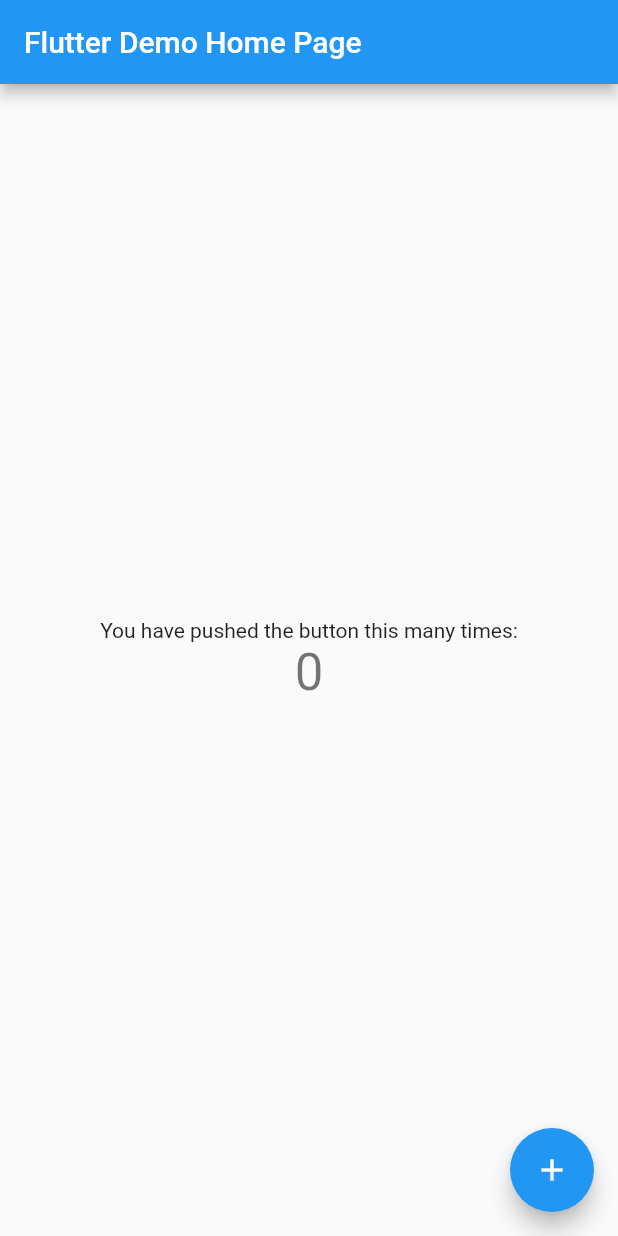
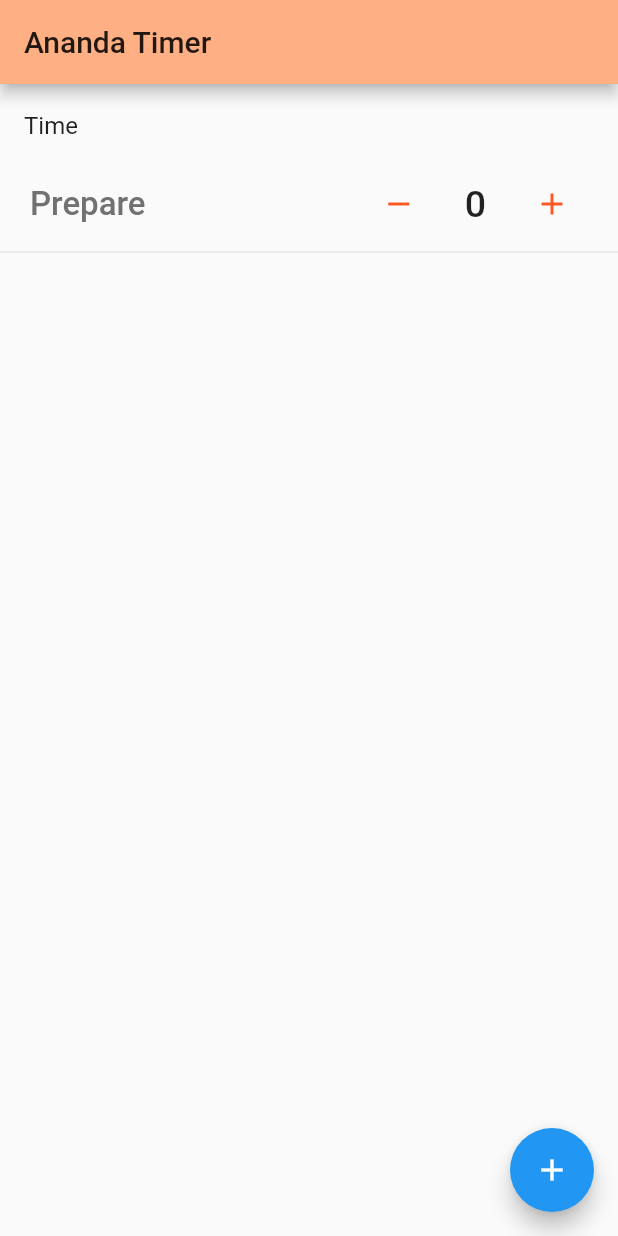
Before and after one commit to gonzen2310/Ananda, a Flutter app: the screen it shows after launch, on a phone screen of 412 x 824 dp. Run offline on Flutter 3.47's test engine with Material 2 defaults, Android fonts, the phone set to English and light mode, and no system bars.

Commit message:
Create list tile

```diff
--- a/ananda_app/lib/main.dart
+++ b/ananda_app/lib/main.dart
@@ -9,32 +9,16 @@
     return new MaterialApp(
       title: 'Flutter Demo',
       theme: new ThemeData(
-        // This is the theme of your application.
-        //
-        // Try running your application with "flutter run". You'll see the
-        // application has a blue toolbar. Then, without quitting the app, try
-        // changing the primarySwatch below to Colors.green and then invoke
-        // "hot reload" (press "r" in the console where you ran "flutter run",
-        // or press Run > Flutter Hot Reload in IntelliJ). Notice that the
-        // counter didn't reset back to zero; the application is not restarted.
-        primarySwatch: Colors.blue,
+        primaryColor: Color.fromRGBO(254, 175, 131, 1.0),
+        primaryColorDark: Color.fromRGBO(246, 126,59, 0.8),
       ),
-      home: new MyHomePage(title: 'Flutter Demo Home Page'),
+      home: new MyHomePage(title: 'Ananda Timer'),
     );
   }
 }
 
 class MyHomePage extends StatefulWidget {
   MyHomePage({Key key, this.title}) : super(key: key);
-
-  // This widget is the home page of your application. It is stateful, meaning
-  // that it has a State object (defined below) that contains fields that affect
-  // how it looks.
-
-  // This class is the configuration for the state. It holds the values (in this
-  // case the title) provided by the parent (in this case the App widget) and
-  // used by the build method of the State. Fields in a Widget subclass are
-  // always marked "final".
 
   final String title;
 
@@ -47,60 +31,94 @@
 
   void _incrementCounter() {
     setState(() {
-      // This call to setState tells the Flutter framework that something has
-      // changed in this State, which causes it to rerun the build method below
-      // so that the display can reflect the updated values. If we changed
-      // _counter without calling setState(), then the build method would not be
-      // called again, and so nothing would appear to happen.
       _counter++;
     });
   }
 
+  void _substractCounter() {
+    setState(() {
+      _counter--;
+    });
+    if (_counter < 0) {
+      setState(() {
+        _counter = 0;
+      });
+    }
+  }
+
   @override
   Widget build(BuildContext context) {
-    // This method is rerun every time setState is called, for instance as done
-    // by the _incrementCounter method above.
-    //
-    // The Flutter framework has been optimized to make rerunning build methods
-    // fast, so that you can just rebuild anything that needs updating rather
-    // than having to individually change instances of widgets.
+
     return new Scaffold(
       appBar: new AppBar(
         // Here we take the value from the MyHomePage object that was created by
         // the App.build method, and use it to set our appbar title.
         title: new Text(widget.title),
       ),
-      body: new Center(
-        // Center is a layout widget. It takes a single child and positions it
-        // in the middle of the parent.
-        child: new Column(
-          // Column is also layout widget. It takes a list of children and
-          // arranges them vertically. By default, it sizes itself to fit its
-          // children horizontally, and tries to be as tall as its parent.
-          //
-          // Invoke "debug paint" (press "p" in the console where you ran
-          // "flutter run", or select "Toggle Debug Paint" from the Flutter tool
-          // window in IntelliJ) to see the wireframe for each widget.
-          //
-          // Column has various properties to control how it sizes itself and
-          // how it positions its children. Here we use mainAxisAlignment to
-          // center the children vertically; the main axis here is the vertical
-          // axis because Columns are vertical (the cross axis would be
-          // horizontal).
-          mainAxisAlignment: MainAxisAlignment.center,
+      body: new Column(
           children: <Widget>[
-            new Text(
-              'You have pushed the button this many times:',
+            ListTile(
+              title: Text("Time"),
             ),
-            new Text(
-              '$_counter',
-              style: Theme.of(context).textTheme.display1,
-            ),
-          ],
-        ),
+            new Expanded(
+                child: new Container(
+                  child: new ListView(
+                    children: <Widget>[
+                      Row(
+                          mainAxisAlignment: MainAxisAlignment.spaceBetween,
+                          children: <Widget>[
+                          Padding(
+                            padding: const EdgeInsets.only(left: 20.0),
+                            child: Text("Prepare",
+                              style: TextStyle(
+                                  fontSize: 22.0,
+                                  fontWeight: FontWeight.w500,
+                                  color: Color.fromRGBO(113, 113, 113, 1.0)
+                              ),
+                            ),
+                          ),
+                          Container(
+                            child: Row(
+                                mainAxisAlignment: MainAxisAlignment.spaceBetween,
+                                children: <Widget>[
+                                  RaisedButton(
+                                      padding: const EdgeInsets.all(8.0),
+                                      textColor: Colors.deepOrange,
+                                      color: Colors.transparent,
+                                      elevation: 0.0,
+                                      onPressed: _substractCounter,
+                                      child: Icon(Icons.remove)
+                                  ),
+                                  Text(
+                                    _counter.toString(),
+                                    style: TextStyle(
+                                        fontSize: 25.0,
+                                        fontWeight: FontWeight.w500
+                                    ),
+
+                                  ),
+                                  RaisedButton(
+                                      padding: const EdgeInsets.all(8.0),
+                                      textColor: Colors.deepOrange,
+                                      color: Colors.transparent,
+                                      elevation: 0.0,
+                                      onPressed: _incrementCounter,
+                                      child: Icon(Icons.add)
+                                  )
+                                ]
+                            ),
+                          ),
+                        ]
+                      ),
+                      Divider(),
+                    ],
+                  ),
+                )
+            )
+          ]
       ),
       floatingActionButton: new FloatingActionButton(
-        onPressed: _incrementCounter,
+        onPressed: null,
         tooltip: 'Increment',
         child: new Icon(Icons.add),
       ), // This trailing comma makes auto-formatting nicer for build methods.
```
Also changed, not shown: 7 other files.
